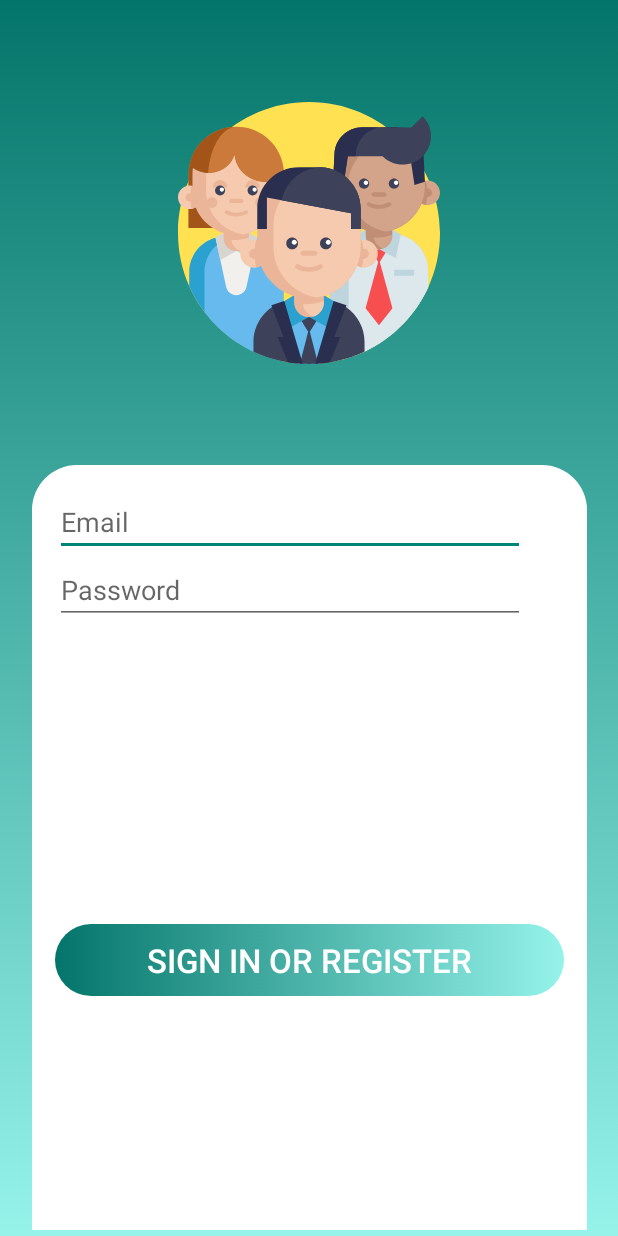
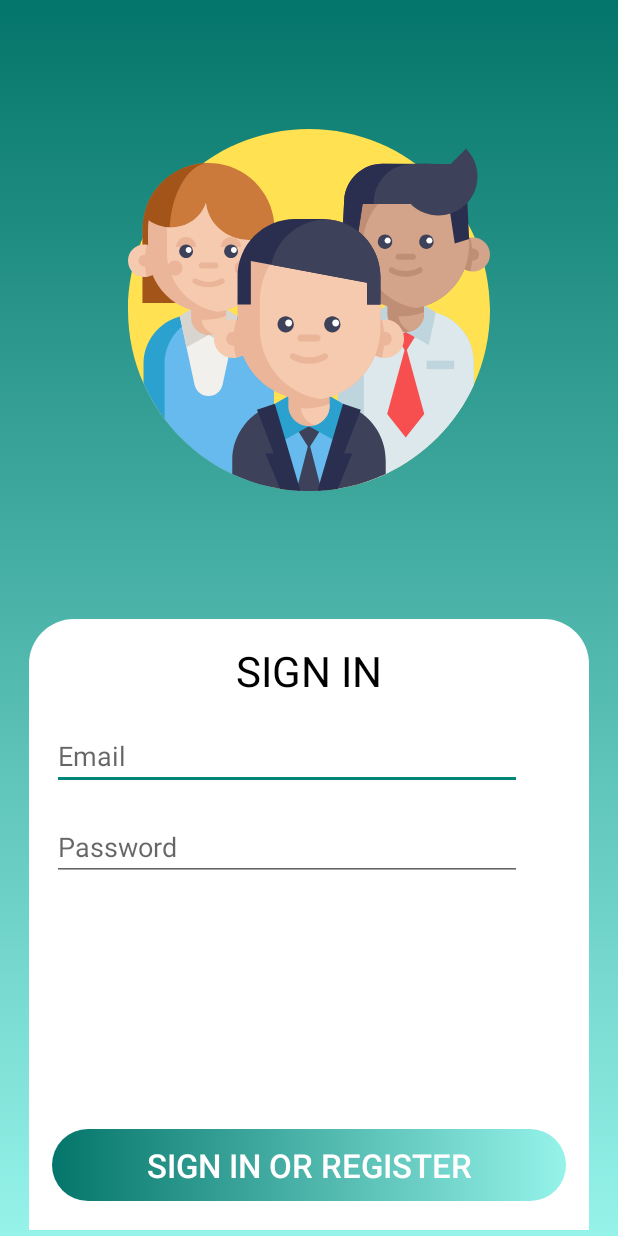
Before and after one commit to vas-dav/Mix-Tails-Android-App, an Android app: the LoginActivity screen opened directly, with no data from a screen before it, on a phone screen of 412 x 824 dp. Run offline under Robolectric (Android 15) with nearby library versions, the phone set to English and light mode, and no system bars.

Commit message:
Update activity_login.xml
commit message: Added
- linear layout
- image view
- Sign In text
- Button margin

```diff
--- a/App/app/src/main/res/layout/activity_login.xml
+++ b/App/app/src/main/res/layout/activity_login.xml
@@ -20,10 +20,11 @@
         app:layout_constraintTop_toTopOf="parent"
         app:srcCompat="@drawable/teamwork"
         tools:ignore="VectorDrawableCompat" />
+
     <LinearLayout
         android:id="@+id/linearLayout"
-        android:layout_width="370dp"
-        android:layout_height="510dp"
+        android:layout_width="373dp"
+        android:layout_height="407dp"
         android:layout_marginBottom="4dp"
         android:background="@drawable/signup_frame"
         android:orientation="vertical"
@@ -32,13 +33,23 @@
         app:layout_constraintEnd_toEndOf="parent"
         app:layout_constraintStart_toStartOf="parent"
         app:layout_constraintTop_toBottomOf="@+id/imageView2">
-
+        <TextView
+            android:id="@+id/maintext"
+            android:layout_width="match_parent"
+            android:layout_height="wrap_content"
+            android:layout_marginBottom="15dp"
+            android:fontFamily="@font/cabin_semibold"
+            android:text="@string/sign_in_text"
+            android:textAlignment="center"
+            android:textColor="#000"
+            android:textSize="28sp" />
         <EditText
             android:id="@+id/username"
             android:layout_width="313dp"
             android:layout_height="wrap_content"
             android:hint="@string/prompt_email"
             android:inputType="textEmailAddress"
+            android:layout_marginBottom="15dp"
             android:selectAllOnFocus="true"
             android:textColor="#fff"
             tools:layout_editor_absoluteX="40dp"
@@ -52,6 +63,7 @@
             android:imeActionLabel="@string/action_sign_in_short"
             android:imeOptions="actionDone"
             android:inputType="textPassword"
+            android:layout_marginBottom="15dp"
             android:selectAllOnFocus="true"
             android:textColor="#fff"
             tools:layout_editor_absoluteX="40dp"
@@ -62,7 +74,7 @@
             android:layout_width="match_parent"
             android:layout_height="wrap_content"
             android:layout_gravity="start"
-            android:layout_marginTop="200dp"
+            android:layout_marginTop="150dp"
             android:background="@drawable/signup_btn_bg"
             android:enabled="false"
             android:text="@string/action_sign_in"
--- a/App/app/src/main/res/values/strings.xml
+++ b/App/app/src/main/res/values/strings.xml
@@ -65,5 +65,6 @@
     <string name="rectangle">rectangle</string>
     <string name="Choose_one">Choose-one</string>
     <string name="imgViewContentDescription">contentDescription</string>
+    <string name="sign_in_text">SIGN IN</string>
 
 </resources>
```
